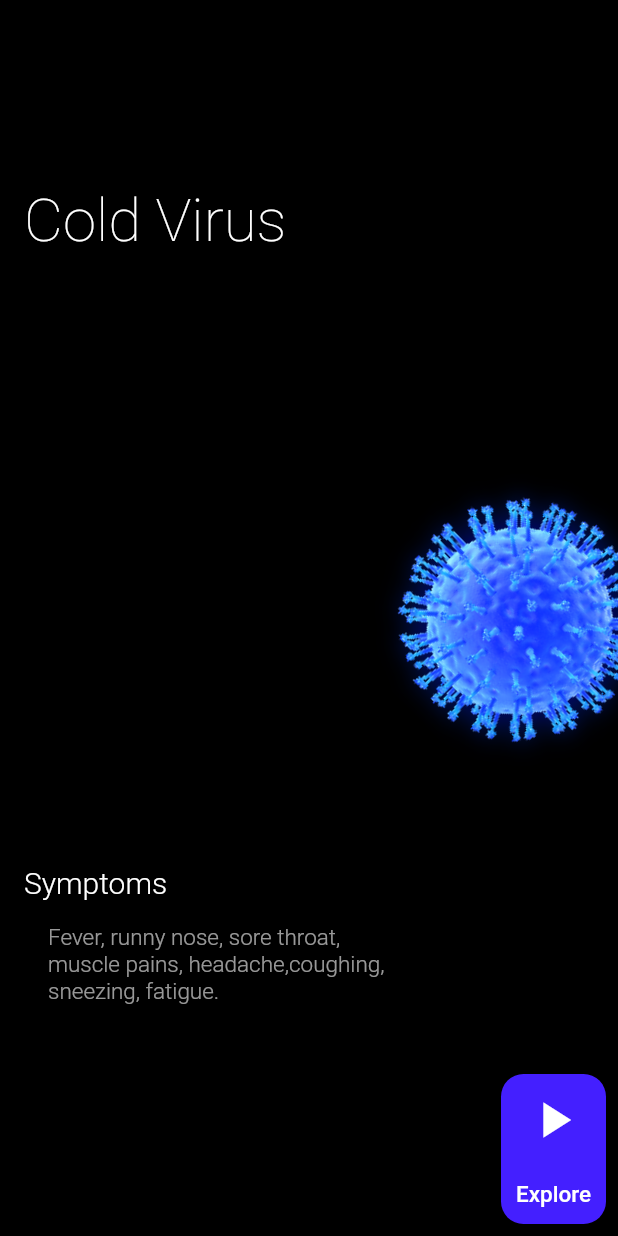
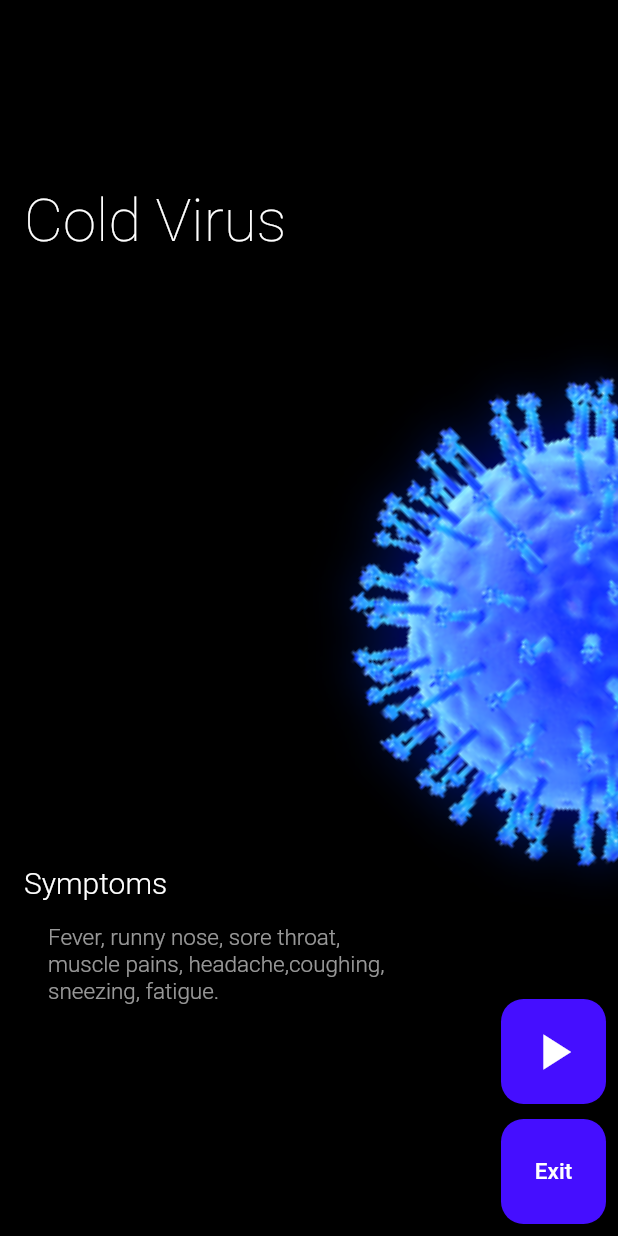
Before and after one commit to zhukeev/influenza_example, a Flutter app: the DetailsPage screen opened directly with sample values from the repository, on a phone screen of 412 x 824 dp. Run offline on Flutter 3.47's test engine with Material 2 defaults, Android fonts, the phone set to English and light mode, and no system bars.

Commit message:
DetailsPage

```diff
--- /dev/null
+++ b/lib/Constants.dart
@@ -0,0 +1,7 @@
+import 'package:flutter/material.dart';
+
+class Palette {
+  static const Color buttonBlue = Color(0xFF450EFF);
+  static const Color bgGradientStart = Color(0xFF25252B);
+  static const Color bgGradientEnd = Color(0xFF111113);
+}
--- a/lib/DetailsPage.dart
+++ b/lib/DetailsPage.dart
@@ -1,4 +1,5 @@
 import 'package:flutter/material.dart';
+import 'package:influenza_example/Constants.dart';
 import 'package:influenza_example/model/Virus.dart';
 
 class DetailsPage extends StatefulWidget {
@@ -22,30 +23,30 @@ class _DetailsPageState extends State<DetailsPage> {
 
   @override
   Widget build(BuildContext context) {
-    return WillPopScope(
-      onWillPop: ()async {
-
-
-        setState(() {
-          heroImageTag = 'remove_hero';
-        });
-        return true;
-      },
+    return Container(
+      decoration: BoxDecoration(
+          gradient: RadialGradient(
+              center: Alignment.topLeft,
+              radius: 2,
+              colors: [Palette.bgGradientStart, Palette.bgGradientEnd])),
       child: Scaffold(
         backgroundColor: Colors.black,
         body: Stack(
           children: <Widget>[
             Positioned(
-                right: -100,
+                right: -150,
                 top: 0,
                 bottom: 0,
                 child: Hero(
                   tag: widget.virus.image /*heroImageTag*/,
+                  child: Transform.scale(
+                    scale: 2,
                     child: Transform.rotate(
                       angle: .8,
                       child: Container(
                           width: MediaQuery.of(context).size.width * .8,
                           child: Image.asset(widget.virus.image)),
+                    ),
                   ),
                 )),
             Positioned(
@@ -91,25 +92,43 @@ class _DetailsPageState extends State<DetailsPage> {
               alignment: Alignment.bottomRight,
               child: Padding(
                 padding: const EdgeInsets.all(8.0),
+                child: Hero(
+                  tag: widget.virus.name,
                   child: SizedBox(
-                  height: 100,
+                    height: 150,
                     width: 70,
+                    child: Column(
+                      children: <Widget>[
+                        Expanded(
                           child: FlatButton(
                             padding: const EdgeInsets.all(0),
                             shape: RoundedRectangleBorder(
                                 borderRadius: BorderRadius.circular(15)),
-                    color: Color(0xFF441FFF),
-                    child: Column(
-                      mainAxisAlignment: MainAxisAlignment.spaceAround,
-                      children: <Widget>[
-                        Icon(Icons.play_arrow, color: Colors.white, size: 40),
-                        Text(
-                          "Explore",
-                          style: TextStyle(color: Colors.white, fontSize: 15),
-                        )
+                            color: Palette.buttonBlue,
+                            child: Icon(Icons.play_arrow,
+                                color: Colors.white, size: 40),
+                            onPressed: () {},
+                          ),
+                        ),
+                        SizedBox(height: 10),
+                        Expanded(
+                          child: FlatButton(
+                            padding: const EdgeInsets.all(0),
+                            shape: RoundedRectangleBorder(
+                                borderRadius: BorderRadius.circular(15)),
+                            color: Palette.buttonBlue ,
+                            child: Text(
+                              "Exit",
+                              style:
+                                  TextStyle(color: Colors.white, fontSize: 15),
+                            ),
+                            onPressed: () {
+                              Navigator.of(context).pop();
+                            },
+                          ),
+                        ),
                       ],
                     ),
-                    onPressed: () {},
                   ),
                 ),
               ),
```
Also changed, not shown: lib/main.dart (+44 -31 lines). Lines whose indentation alone changed are shown as unchanged.
